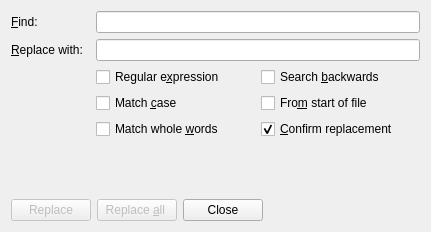
Above: replacedialog.ui from altsan/qe-text-editor before the change. Below: the same form after it.
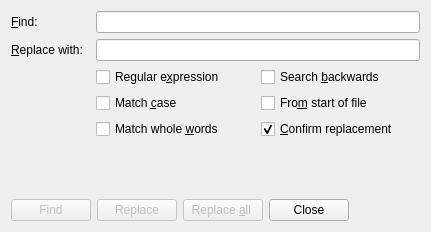
That is the form after the change.

Commit message: Add Find operation to Replace dialog. Improve load/save progress indication messages.

```diff
--- a/replacedialog.ui
+++ b/replacedialog.ui
@@ -129,6 +129,19 @@
      </item>
      <item>
       <layout class="QHBoxLayout" name="horizontalLayout">
+       <item>
+        <widget class="QPushButton" name="findButton">
+         <property name="enabled">
+          <bool>false</bool>
+         </property>
+         <property name="text">
+          <string>Find</string>
+         </property>
+         <property name="default">
+          <bool>true</bool>
+         </property>
+        </widget>
+       </item>
        <item>
         <widget class="QPushButton" name="replaceButton">
          <property name="enabled">
@@ -138,7 +151,7 @@
           <string>Replace</string>
          </property>
          <property name="default">
-          <bool>true</bool>
+          <bool>false</bool>
          </property>
         </widget>
        </item>
```
Left out of the diff: 1 changed line with no effect on the pictures. The commit also changes 3 other files.
